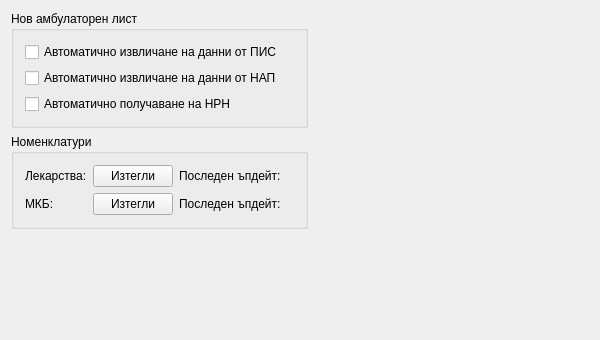
Old version of the form src/View/Widgets/GeneralSettings.ui in the repository thefinalcutbg/DinoDent.
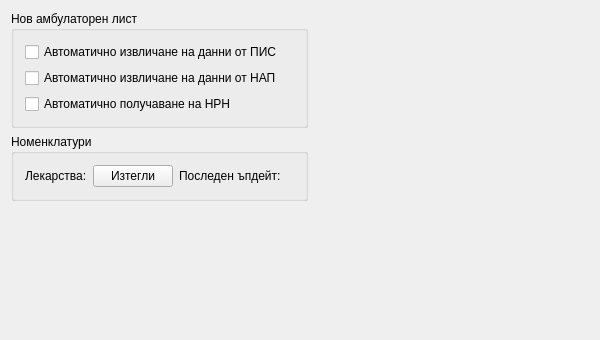
New version of the form.

Diff of the .ui file:
```diff
--- a/src/View/Widgets/GeneralSettings.ui
+++ b/src/View/Widgets/GeneralSettings.ui
@@ -67,13 +67,6 @@
             </property>
            </widget>
           </item>
-          <item>
-           <widget class="QLabel" name="label_3">
-            <property name="text">
-             <string>МКБ:</string>
-            </property>
-           </widget>
-          </item>
          </layout>
         </item>
         <item>
@@ -85,13 +78,6 @@
             </property>
            </widget>
           </item>
-          <item>
-           <widget class="QPushButton" name="updateMkbButton">
-            <property name="text">
-             <string>Изтегли</string>
-            </property>
-           </widget>
-          </item>
          </layout>
         </item>
         <item>
@@ -103,13 +89,6 @@
             </property>
            </widget>
           </item>
-          <item>
-           <widget class="QLabel" name="label_4">
-            <property name="text">
-             <string>Последен ъпдейт:</string>
-            </property>
-           </widget>
-          </item>
          </layout>
         </item>
         <item>
@@ -121,13 +100,6 @@
             </property>
            </widget>
           </item>
-          <item>
-           <widget class="QLabel" name="mkbUpdateLabel">
-            <property name="text">
-             <string/>
-            </property>
-           </widget>
-          </item>
          </layout>
         </item>
        </layout>
```
